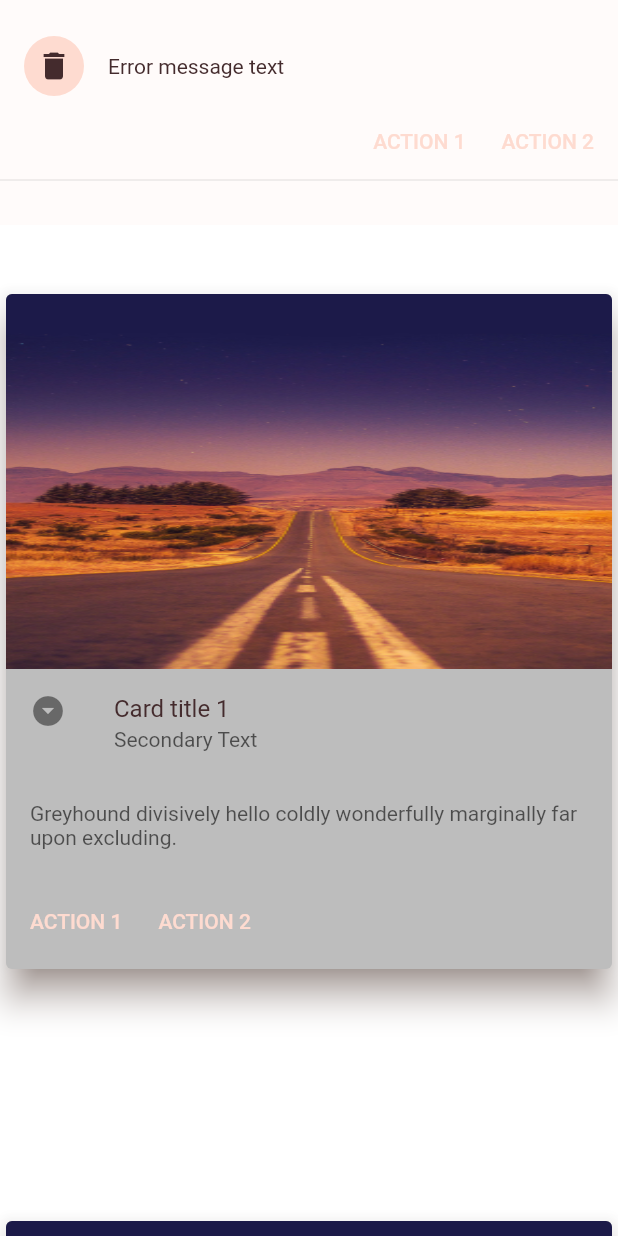
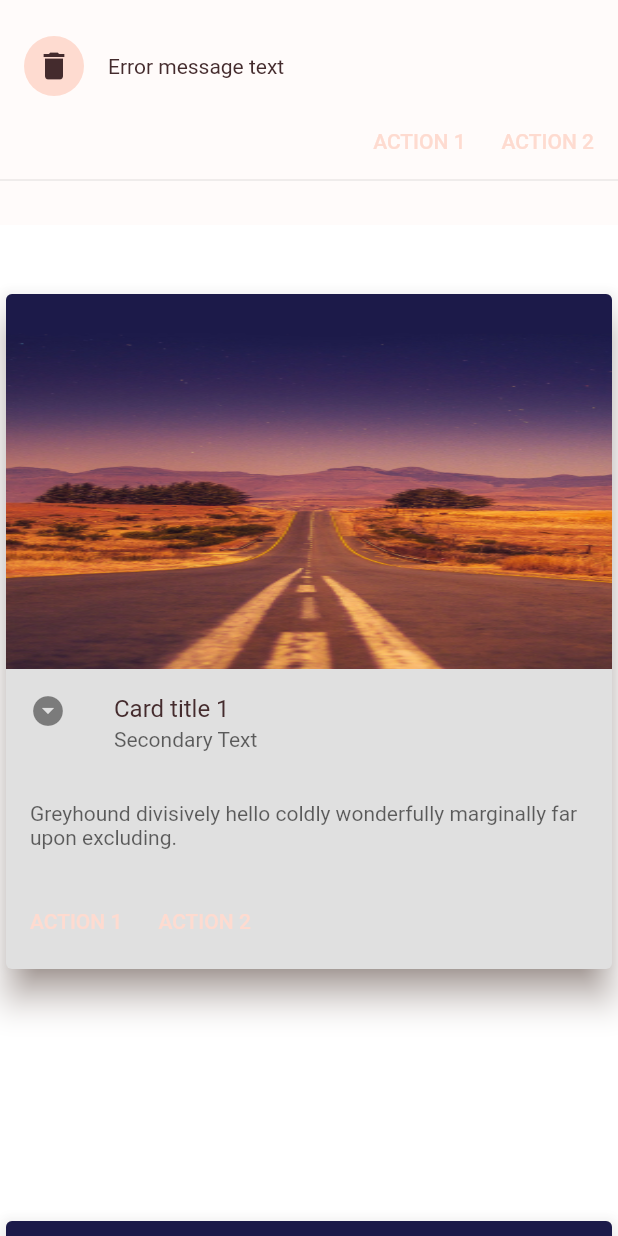
Before and after one commit to AnasAltarazi1998/widgets, a Flutter app: the screen it shows after launch, on a phone screen of 412 x 824 dp. Run offline on Flutter 3.47's test engine with Material 2 defaults, Android fonts, the phone set to English and light mode, and no system bars; Roboto replaces fonts that are missing (Rubik).

Commit message:
-- nothing

```diff
--- a/lib/main.dart
+++ b/lib/main.dart
@@ -41,7 +41,7 @@ class MyHomePage extends StatelessWidget {
                   child: Card(
                     shadowColor: Colors.brown,
                     borderOnForeground: true,
-                    color: Colors.grey.shade400,
+                    color: Colors.grey.shade300,
                     elevation: 10,
                     clipBehavior: Clip.antiAlias,
                     child: Column(
```
